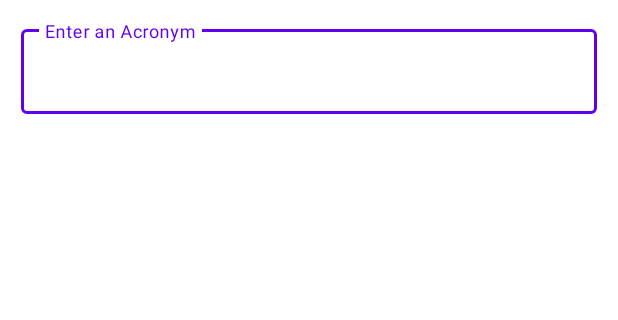
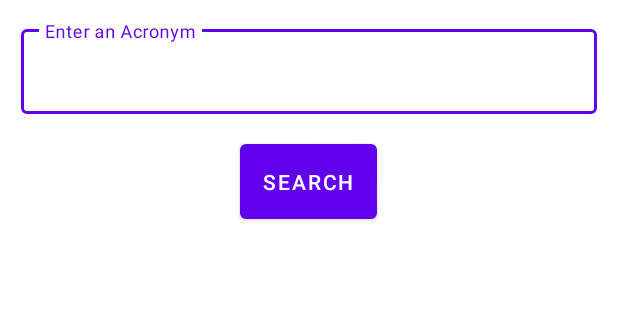
Before and after one commit to jjhuert99/AcronymAPI, an Android app: the screen it shows after launch (MainActivity), on a phone screen of 412 x 824 dp, the part 87-407 px from its top. Run offline under Robolectric (Android 15) with nearby library versions, the phone set to English and light mode, and no system bars; our stand-ins replace Dagger/Hilt's generated code, data binding.

Commit message:
ability to search via edittext

```diff
--- a/app/src/main/java/com/example/acronymapi/network/AcronymEndpoints.kt
+++ b/app/src/main/java/com/example/acronymapi/network/AcronymEndpoints.kt
@@ -2,8 +2,12 @@ package com.example.acronymapi.network
 
 import retrofit2.Response
 import retrofit2.http.GET
+import retrofit2.http.Path
+import retrofit2.http.Query
 
 interface AcronymEndpoints {
-    @GET("dictionary.py?sf=HOA")
-    suspend fun getResults() : Response<List<DataModel>>
+    @GET("dictionary.py")
+    suspend fun getResults(
+        @Query("sf") acc: String
+    ) : Response<List<DataModel>>
 }
--- a/app/src/main/java/com/example/acronymapi/network/AcronymRepo.kt
+++ b/app/src/main/java/com/example/acronymapi/network/AcronymRepo.kt
@@ -3,5 +3,5 @@ package com.example.acronymapi.network
 import com.example.acronymapi.common.ServiceResult
 
 interface AcronymRepo {
-    suspend fun getResults() : ServiceResult<List<DataModel>?>
+    suspend fun getResults(acc: String) : ServiceResult<List<DataModel>?>
 }
--- a/app/src/main/java/com/example/acronymapi/network/AcronymRepoImpl.kt
+++ b/app/src/main/java/com/example/acronymapi/network/AcronymRepoImpl.kt
@@ -9,9 +9,9 @@ class AcronymRepoImpl @Inject constructor(
     private val dispatcher: Dispatchers,
     private val retroObject: AcronymEndpoints
 ) : AcronymRepo {
-    override suspend fun getResults(): ServiceResult<List<DataModel>?> {
+    override suspend fun getResults(acc: String): ServiceResult<List<DataModel>?> {
         return withContext(dispatcher.IO){
-            val data = retroObject.getResults()
+            val data = retroObject.getResults(acc = acc)
             if(data.isSuccessful){
                 ServiceResult.Success(data.body())
             }else{
--- a/app/src/main/java/com/example/acronymapi/ui/home/HomeFragment.kt
+++ b/app/src/main/java/com/example/acronymapi/ui/home/HomeFragment.kt
@@ -4,6 +4,7 @@ import android.os.Bundle
 import android.view.LayoutInflater
 import android.view.View
 import android.view.ViewGroup
+import androidx.core.widget.doOnTextChanged
 import androidx.fragment.app.Fragment
 import androidx.fragment.app.viewModels
 import com.example.acronymapi.databinding.HomeFragmentBinding
@@ -23,6 +24,31 @@ class HomeFragment : Fragment() {
         binding.viewModel = viewModel
         binding.acronymList.adapter = AcronymAdapter()
 
+        binding.editTextField.doOnTextChanged { _, _, _, _ ->
+            if(!viewModel.checkLength()){
+                binding.textField.isErrorEnabled = true
+                binding.textField.error = "Seacrh Term must be 2 Characters or More"
+                binding.searchButton.isEnabled = false
+            }else{
+                binding.textField.isErrorEnabled = false
+                binding.searchButton.isEnabled = true
+            }
+        }
+
+        viewModel.goodSearch.observe(viewLifecycleOwner){
+            if(viewModel.goodSearch.value == false){
+                binding.badSearch.visibility = View.VISIBLE
+                binding.acronymList.visibility = View.GONE
+            }else {
+                binding.badSearch.visibility = View.GONE
+                binding.acronymList.visibility = View.VISIBLE
+            }
+        }
+
+        binding.searchButton.setOnClickListener {
+            viewModel.getAcronymResults()
+        }
+
         return binding.root
     }
 }
--- a/app/src/main/java/com/example/acronymapi/ui/home/HomeViewModel.kt
+++ b/app/src/main/java/com/example/acronymapi/ui/home/HomeViewModel.kt
@@ -21,19 +21,26 @@ class HomeViewModel @Inject constructor(
     var _accResults = MutableLiveData<List<AcronymResults>?>()
     val accResults = _accResults
 
-    init {
-        getAcronymResults()
+    var goodSearch = MutableLiveData<Boolean>()
+
+    var searchWord = MutableLiveData<String>()
+
+    fun checkLength():Boolean{
+        return searchWord.value?.length ?: 0 >= 1
     }
 
-    private fun getAcronymResults() {
+    fun getAcronymResults(){
         viewModelScope.launch(dispatchers.IO){
-            when(val response = retroObject.getResults()){
+            when(val response = retroObject.getResults(searchWord.value.toString())){
                 is ServiceResult.Success->{
-                    _accResults.postValue(response?.data?.get(0)?.lfs)
+                    if(response.data.isNullOrEmpty()){
+                        goodSearch.postValue(false)
+                    }else {
+                        goodSearch.postValue(true)
+                        _accResults.postValue(response.data?.get(0)?.lfs)
+                    }
                 }
-                is ServiceResult.Error->{
-
-                }
+                is ServiceResult.Error->{}
                 else->{}
             }
         }
--- a/app/src/main/res/layout/home_fragment.xml
+++ b/app/src/main/res/layout/home_fragment.xml
@@ -23,6 +23,7 @@
             style="@style/fragment_title" />
 
         <TextView
+            android:id="@+id/bad_search"
             android:layout_width="match_parent"
             android:layout_height="wrap_content"
             style="@style/serach_error"
@@ -40,9 +41,18 @@
             <com.google.android.material.textfield.TextInputEditText
                 android:id="@+id/editTextField"
                 android:layout_width="match_parent"
+                android:text="@={viewModel.searchWord}"
                 android:layout_height="wrap_content"
                 />
         </com.google.android.material.textfield.TextInputLayout>
+
+        <Button
+            android:id="@+id/search_button"
+            android:layout_width="wrap_content"
+            android:layout_height="wrap_content"
+            android:layout_gravity="center"
+            android:text="Search"
+            android:padding="15dp"/>
 
         <androidx.recyclerview.widget.RecyclerView
             android:id="@+id/acronym_list"
```
